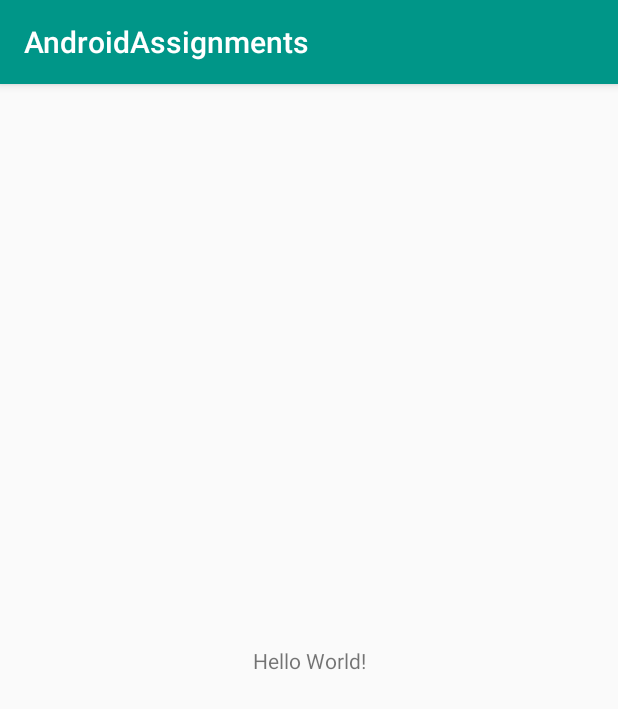
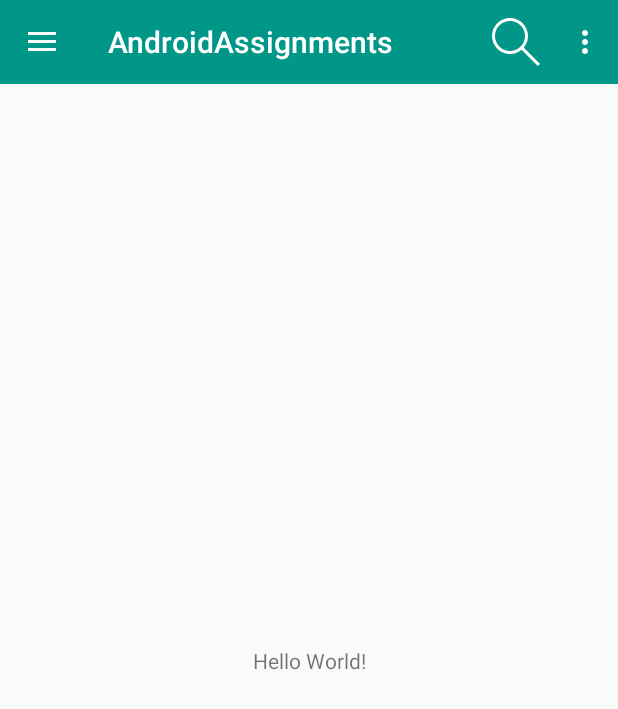
Before and after one commit to spdobest/AndroidAssignment, an Android app: the screen it shows after launch (MainActivity), on a phone screen of 412 x 824 dp. Shown: the top 709 px of the screen. Run offline under Robolectric (Android 15) with nearby library versions, the phone set to English and light mode, and no system bars.

Commit message:
Added Base Classes

```diff
--- a/app/src/main/AndroidManifest.xml
+++ b/app/src/main/AndroidManifest.xml
@@ -10,10 +10,8 @@
         android:supportsRtl="true"
         android:theme="@style/AppTheme">
         <activity
-            android:name=".base.BaseActivity"
-            android:label="@string/title_activity_base"
-            android:theme="@style/AppTheme.NoActionBar"></activity>
-        <activity android:name=".MainActivity">
+            android:name=".MainActivity"
+            android:theme="@style/AppTheme.NoActionBarTransparent">
             <intent-filter>
                 <action android:name="android.intent.action.MAIN" />
 
--- a/app/src/main/java/com/android/assignment/MainActivity.kt
+++ b/app/src/main/java/com/android/assignment/MainActivity.kt
@@ -1,12 +1,26 @@
 package com.android.assignment
 
 import android.os.Bundle
-import androidx.appcompat.app.AppCompatActivity
+import com.android.assignment.base.BaseActivity
+import kotlinx.android.synthetic.main.activity_base.*
 
-class MainActivity : AppCompatActivity() {
+class MainActivity : BaseActivity() {
 
     override fun onCreate(savedInstanceState: Bundle?) {
         super.onCreate(savedInstanceState)
-        setContentView(R.layout.activity_main)
+        useLayout(base_container, R.layout.activity_main)
+        showToolbarIcons(true)
+    }
+
+    override fun onCartSelect() {
+
+    }
+
+    override fun onNotificationSelect() {
+
+    }
+
+    override fun onSearchSelect() {
+
     }
 }
--- /dev/null
+++ b/app/src/main/java/com/android/assignment/base/BaseInterface.kt
@@ -0,0 +1,15 @@
+package com.android.assignment.base
+
+
+/**
+ * Created by Sibaprasad Mohanty on 2020-01-14.
+ * sp.dobest@gmail.com
+ * SPM limited
+ */
+
+interface BaseInterface {
+    fun showProgress()
+    fun hideProgress()
+    fun showError(error: String)
+    fun showMessage()
+}
--- a/app/src/main/res/layout/activity_base.xml
+++ b/app/src/main/res/layout/activity_base.xml
@@ -1,67 +1,51 @@
 <?xml version="1.0" encoding="utf-8"?>
-<androidx.drawerlayout.widget.DrawerLayout xmlns:android="http://schemas.android.com/apk/res/android"
+<androidx.coordinatorlayout.widget.CoordinatorLayout xmlns:android="http://schemas.android.com/apk/res/android"
     xmlns:app="http://schemas.android.com/apk/res-auto"
-    xmlns:tools="http://schemas.android.com/tools"
-    android:id="@+id/drawer_layout"
-    android:layout_width="match_parent"
+    android:id="@+id/coordinateLayoutRoot"
+    style="@style/viewStyle"
     android:layout_height="match_parent"
     android:fitsSystemWindows="true">
 
-    <androidx.coordinatorlayout.widget.CoordinatorLayout
+    <androidx.drawerlayout.widget.DrawerLayout
+        android:id="@+id/drawerLayoutBase"
+        style="@style/viewStyle"
+        android:layout_height="match_parent"
+        android:fitsSystemWindows="true">
+
+        <LinearLayout
             android:layout_width="match_parent"
             android:layout_height="match_parent"
-        tools:context="com.spcart.shop.base.BaseActivity">
+            android:orientation="vertical">
 
-        <com.google.android.material.appbar.AppBarLayout
+
+            <androidx.appcompat.widget.Toolbar
+                android:id="@+id/toolbar"
                 android:layout_width="match_parent"
-            android:layout_height="wrap_content"
-            android:theme="@style/AppTheme.AppBarOverlay"
-            app:elevation="0dp">
+                android:layout_height="?attr/actionBarSize"
+                android:background="?attr/colorPrimary"
+                android:theme="@style/ThemeOverlay.AppCompat.Dark.ActionBar"
+                app:layout_scrollFlags="scroll|enterAlways"
+                app:popupTheme="@style/ThemeOverlay.AppCompat.Light"
+                app:title="@string/app_name" />
 
-            <include
-                android:id="@+id/toolbar"
-                layout="@layout/toolbar_base" />
-
-        </com.google.android.material.appbar.AppBarLayout>
-
-        <include
-            layout="@layout/content_base"
+            <FrameLayout
+                android:id="@+id/base_container"
+                android:layout_width="match_parent"
+                android:layout_height="0dp"
+                android:layout_weight="1"
                 app:layout_behavior="@string/appbar_scrolling_view_behavior" />
 
-
-    </androidx.coordinatorlayout.widget.CoordinatorLayout>
+        </LinearLayout>
 
         <com.google.android.material.navigation.NavigationView
-        android:id="@+id/nav_view"
+            android:id="@+id/navigationViewHome"
             android:layout_width="wrap_content"
             android:layout_height="match_parent"
             android:layout_gravity="start"
+            android:background="@color/white"
             android:fitsSystemWindows="true"
-        android:theme="@style/ThemeOverlay.AppCompat"
-        app:headerLayout="@layout/layout_nav_header"
-        app:itemBackground="@android:color/transparent"
-        app:itemIconTint="@color/navigation_view_text_selector"
-        app:itemTextColor="@color/navigation_view_text_selector"
-        app:menu="@menu/menu_navigation">
-
-        <RelativeLayout
-            android:layout_width="match_parent"
-            android:layout_height="50dp"
-            android:layout_gravity="bottom"
-            android:background="@color/colorPrimary"
-            android:clickable="true"
-            android:focusable="true">
-
-            <androidx.appcompat.widget.AppCompatTextView
-                android:layout_width="match_parent"
-                android:layout_height="wrap_content"
-                android:layout_centerInParent="true"
-                android:gravity="center"
-                android:text="@string/settings"
-                android:textColor="@android:color/white"
-                android:textSize="20sp" />
-        </RelativeLayout>
-    </com.google.android.material.navigation.NavigationView>
-
+            app:headerLayout="@layout/navigation_header"
+            app:menu="@menu/menu_left_drawer" />
 
     </androidx.drawerlayout.widget.DrawerLayout>
+</androidx.coordinatorlayout.widget.CoordinatorLayout>
--- /dev/null
+++ b/app/src/main/res/menu/menu_left_drawer.xml
@@ -0,0 +1,46 @@
+<?xml version="1.0" encoding="utf-8"?>
+<menu xmlns:android="http://schemas.android.com/apk/res/android">
+
+    <group
+        android:id="@+id/leftmenu_group1"
+        android:checkableBehavior="single">
+
+        <item
+            android:id="@+id/menuleft_men"
+            android:icon="@drawable/ic_camera"
+            android:title="CHAT" />
+
+        <item
+            android:id="@+id/menuleft_women"
+            android:icon="@drawable/ic_camera"
+            android:title="CHAT" />
+        <item
+            android:id="@+id/menuleft_kids"
+            android:icon="@drawable/ic_camera"
+            android:title="CHAT" />
+        <item
+            android:id="@+id/menuleft_electronics"
+            android:icon="@drawable/ic_camera"
+            android:title="CHAT" />
+
+    </group>
+
+    <group
+        android:id="@+id/leftmenu_group2"
+        android:checkableBehavior="single">
+
+        <item
+            android:id="@+id/menuleft_acessories"
+            android:icon="@drawable/ic_camera"
+            android:title="Acessories" />
+        <item
+            android:id="@+id/menuleft_appliences"
+            android:icon="@drawable/ic_camera"
+            android:title="Appliances" />
+        <item
+            android:id="@+id/menuleft_other"
+            android:icon="@drawable/ic_camera"
+            android:title="Other" />
+    </group>
+
+</menu>
--- /dev/null
+++ b/app/src/main/res/menu/menu_search.xml
@@ -0,0 +1,28 @@
+<menu xmlns:android="http://schemas.android.com/apk/res/android"
+    xmlns:app="http://schemas.android.com/apk/res-auto">
+
+    <item
+        android:id="@+id/action_search"
+        android:icon="@drawable/ic_search"
+        android:title="Search"
+        app:actionViewClass="androidx.appcompat.widget.SearchView"
+        app:showAsAction="always|collapseActionView" />
+
+
+    <item
+        android:id="@+id/menuleft_men"
+        android:icon="@drawable/ic_share"
+        android:title="Share"
+        app:showAsAction="never" />
+
+    <item
+        android:id="@+id/menuleft_women"
+        android:icon="@drawable/ic_rating"
+        android:title="Rating"
+        app:showAsAction="never" />
+    <item
+        android:id="@+id/menuleft_kids"
+        android:icon="@drawable/ic_settings_black_24dp"
+        android:title="@string/settings"
+        app:showAsAction="never" />
+</menu>
```
Also changed, not shown: app/src/main/java/com/android/assignment/base/BaseActivity.kt (+129 -120 lines), app/src/main/java/com/android/assignment/base/BaseFragment.kt (+2 -5 lines), app/src/main/java/com/android/assignment/ui/SplashDialogFragment.kt (added, +50 -0 lines), app/src/main/res/layout/dialogfragment_splash.xml (added, +30 -0 lines), app/src/main/res/menu/home_menu.xml (added, +19 -0 lines), app/src/main/res/menu/menu_chat.xml (added, +24 -0 lines). Lines whose indentation alone changed are shown as unchanged.
